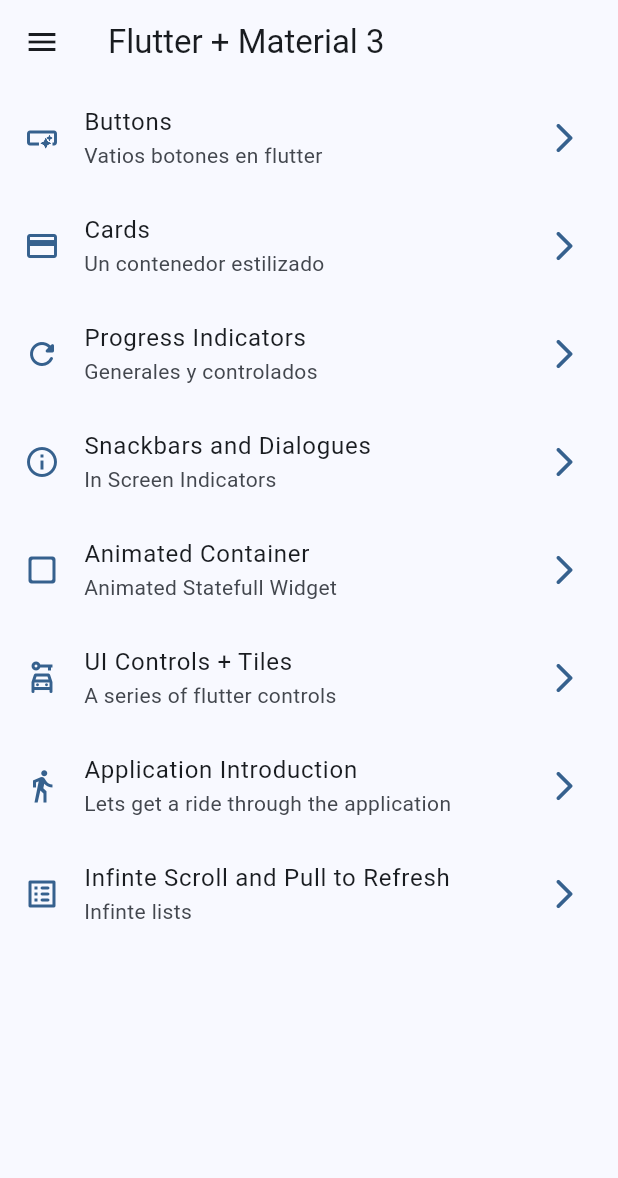
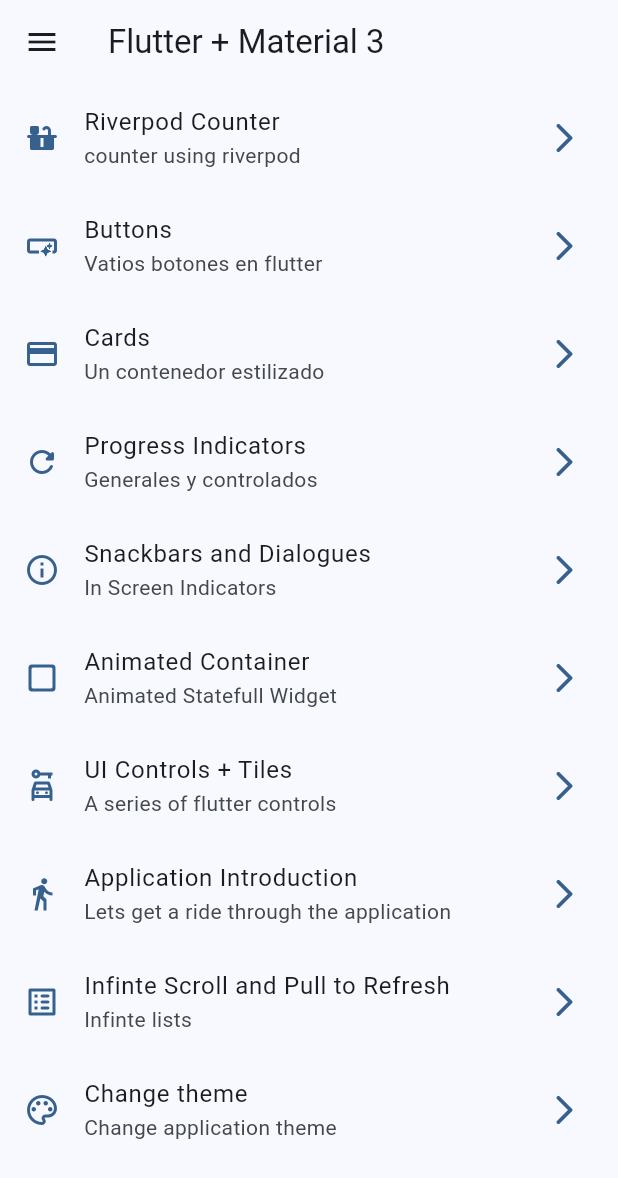
Before and after one commit to NirouNacho/widgets_app, a Flutter app: the screen it shows after launch, on a phone screen of 412 x 824 dp. Shown: the top 1178 px of the screen. Run offline on Flutter 3.47's test engine with Material 3 defaults, Android fonts, the phone set to English and light mode, and no system bars; our stand-ins replace animate_do, flutter_riverpod, go_router; missing offline and left inert: dart:ffi.

Commit message:
added provider added color themes added dark ligth themes

```diff
--- a/lib/config/menu/menu_items.dart
+++ b/lib/config/menu/menu_items.dart
@@ -14,6 +14,11 @@ class MenuItem {
 }
 
 const appMenuItems = <MenuItem>[
+  MenuItem(
+      title: 'Riverpod Counter ',
+      subTitle: 'counter using riverpod',
+      link: '/counter',
+      icon: Icons.countertops_rounded),
   MenuItem(
       title: 'Buttons',
       subTitle: 'Vatios botones en flutter',
@@ -49,9 +54,14 @@ const appMenuItems = <MenuItem>[
       subTitle: 'Lets get a ride through the application',
       link: '/tutorial',
       icon: Icons.directions_walk),
-        MenuItem(
+  MenuItem(
       title: 'Infinte Scroll and Pull to Refresh',
       subTitle: 'Infinte lists',
       link: '/infinite',
       icon: Icons.list_alt_rounded),
+  MenuItem(
+      title: 'Change theme',
+      subTitle: 'Change application theme',
+      link: '/theme-changer',
+      icon: Icons.color_lens_outlined),
 ];
--- a/lib/config/router/app_router.dart
+++ b/lib/config/router/app_router.dart
@@ -9,6 +9,11 @@ final appRouter = GoRouter(
       path: '/',
       name: HomeScreen.name,
       builder: (context, state) => const HomeScreen(),
+    ),
+    GoRoute(
+      path: '/counter',
+      name: CounterScreen.name,
+      builder: (context, state) => const CounterScreen(),
     ),
     GoRoute(
       path: '/buttons',
@@ -50,5 +55,11 @@ final appRouter = GoRouter(
       name: InfiniteScrollScreen.name,
       builder: (context, state) => const InfiniteScrollScreen(),
     ),
+    GoRoute(
+      path: '/theme-changer',
+      name: ThemeChangerScreen.name,
+      builder: (context, state) => const ThemeChangerScreen(),
+    ),
+
   ],
 );
--- a/lib/config/theme/app_theme.dart
+++ b/lib/config/theme/app_theme.dart
@@ -13,17 +13,18 @@ const colorList = <Color>[
 
 class AppTheme {
   final int selectedColor;
+  final bool isDarkMode;
 
-  AppTheme({this.selectedColor = 0})
-  :assert( selectedColor >= 0 , 'Selected color must be greater than 0'),
-  assert( selectedColor < colorList.length , 'Selected color must less or equal than ${colorList.length -1}')
-  ;
+  AppTheme({
+    this.selectedColor = 0,
+    this.isDarkMode = false,
+  })  : assert(selectedColor >= 0, 'Selected color must be greater than 0'),
+        assert(selectedColor < colorList.length,
+            'Selected color must less or equal than ${colorList.length - 1}');
 
   ThemeData getTheme() => ThemeData(
-    useMaterial3: true,
-    colorSchemeSeed: colorList [selectedColor],
-    appBarTheme: const AppBarTheme(
-      centerTitle: true
-    )
-  );
+      useMaterial3: true,
+      brightness: isDarkMode ? Brightness.dark :Brightness.light,
+      colorSchemeSeed: colorList[selectedColor],
+      appBarTheme: const AppBarTheme(centerTitle: true));
 }
--- a/lib/main.dart
+++ b/lib/main.dart
@@ -1,22 +1,28 @@
 import 'package:flutter/material.dart';
+import 'package:flutter_riverpod/flutter_riverpod.dart';
 import 'package:widgets_app/config/router/app_router.dart';
 import 'package:widgets_app/config/theme/app_theme.dart';
+import 'package:widgets_app/presentation/providers/theme_provider.dart';
 
 void main() {
-  runApp(const MainApp());
+  runApp(const ProviderScope(child: MainApp()));
 }
 
-class MainApp extends StatelessWidget {
+class MainApp extends ConsumerWidget {
+
   const MainApp({super.key});
 
   @override
-  Widget build(BuildContext context) {
+  Widget build(BuildContext context, WidgetRef ref) {
+
+    final isDarkmode = ref.watch(isDarkmodeProvider);
+    final int selectedColor = ref.watch(selectedColorProvider);
+
     return MaterialApp.router(
       title: 'Flutter Widgets',
       routerConfig: appRouter,
       debugShowCheckedModeBanner: false,
-      theme: AppTheme(selectedColor: 0).getTheme(),
-
+      theme: AppTheme(selectedColor: selectedColor, isDarkMode: isDarkmode).getTheme(),
     );
   }
 }
--- /dev/null
+++ b/lib/presentation/providers/counter_provider.dart
@@ -0,0 +1,4 @@
+
+import 'package:flutter_riverpod/flutter_riverpod.dart';
+
+final counterProvider = StateProvider<int>((ref) => 5);
--- /dev/null
+++ b/lib/presentation/providers/theme_provider.dart
@@ -0,0 +1,11 @@
+import 'package:flutter_riverpod/flutter_riverpod.dart';
+import 'package:widgets_app/config/theme/app_theme.dart';
+
+//Inmutable color list
+final colorListProvider = Provider((ref) => colorList);
+
+//A simple boolean
+final isDarkmodeProvider = StateProvider<bool>((ref) => false);
+
+//A simple int
+final selectedColorProvider = StateProvider((ref) => 0);
--- a/lib/presentation/screens/screens.dart
+++ b/lib/presentation/screens/screens.dart
@@ -1,9 +1,11 @@
 export 'package:widgets_app/presentation/screens/animated/animated_screen.dart';
 export 'package:widgets_app/presentation/screens/app_tutorial/app_tutorial_screen.dart';
+export 'package:widgets_app/presentation/screens/buttons/buttons_screen.dart';
+export 'package:widgets_app/presentation/screens/cards/cards_screen.dart';
+export 'package:widgets_app/presentation/screens/counter/counter_screen.dart';
+export 'package:widgets_app/presentation/screens/home/home_screen.dart';
 export 'package:widgets_app/presentation/screens/infinite_scroll/infinite_scroll_screen.dart';
 export 'package:widgets_app/presentation/screens/progress/progress_screen.dart';
 export 'package:widgets_app/presentation/screens/snackbar/snackbar_screen.dart';
+export 'package:widgets_app/presentation/screens/theme_changer/theme_changer_screen.dart';
 export 'package:widgets_app/presentation/screens/ui_controls/ui_controls_screen.dart';
-export 'package:widgets_app/presentation/screens/buttons/buttons_screen.dart';
-export 'package:widgets_app/presentation/screens/cards/cards_screen.dart';
-export 'package:widgets_app/presentation/screens/home/home_screen.dart';
--- a/pubspec.yaml
+++ b/pubspec.yaml
@@ -10,6 +10,7 @@ dependencies:
   animate_do: ^3.1.2
   flutter:
     sdk: flutter
+  flutter_riverpod: ^2.4.9
   go_router: ^12.1.3
 
 dev_dependencies:
```
Also changed, not shown: lib/presentation/screens/counter/counter_screen.dart (added, +44 -0 lines), lib/presentation/screens/theme_changer/theme_changer_screen.dart (added, +63 -0 lines), pubspec.lock.
